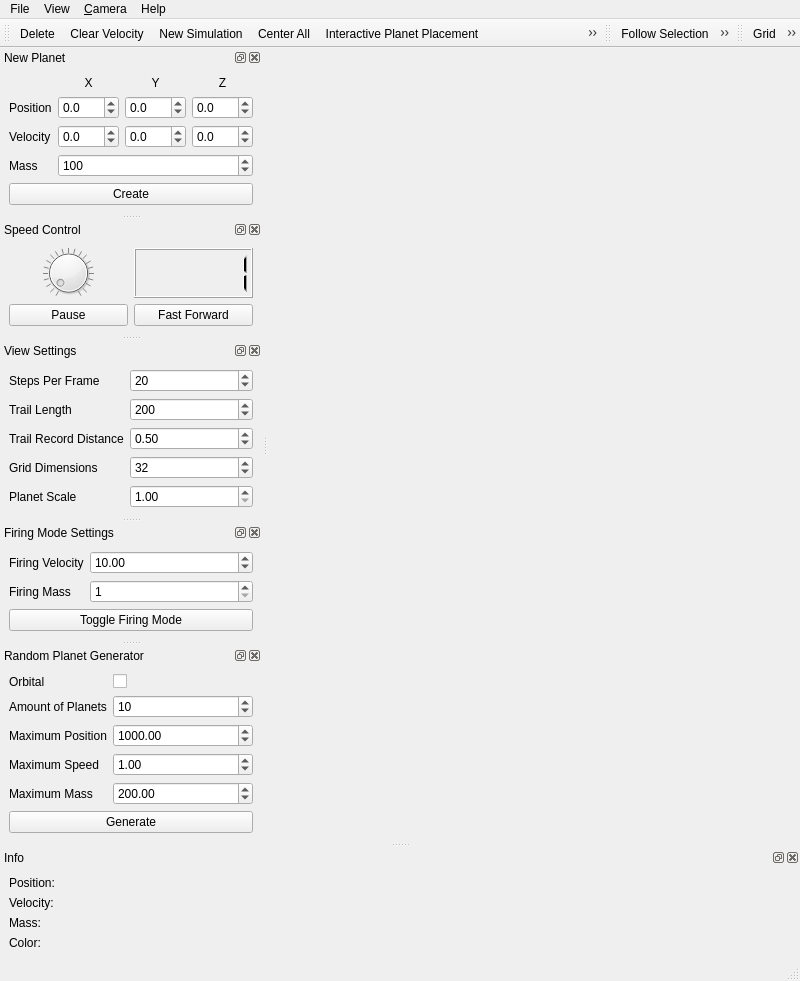
Old version of the form qt/forms/mainwindow.ui in the repository chipgw/planets-3d.
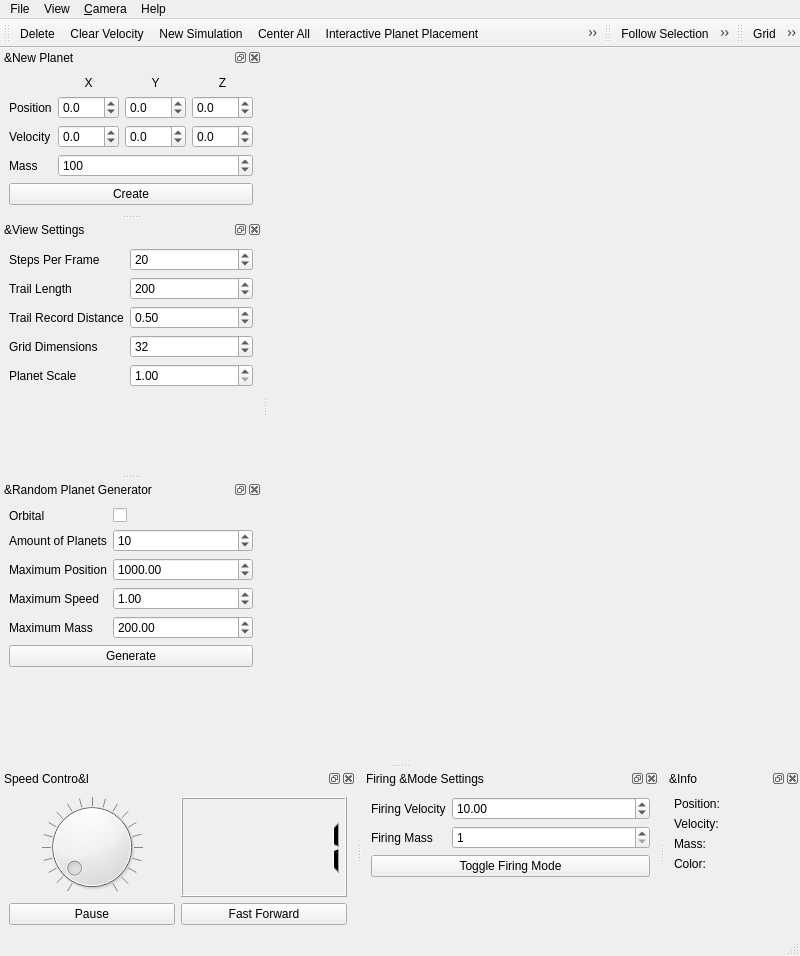
New version of the form. Icons and pictures are not drawn. Custom widgets are drawn as their Qt base class.

Commit message: Qt: Put some other dock widgets on the bottom by default. Qt: Qt Creator did some other stuff to the .ui file. Nothing important.

```diff
--- a/qt/forms/mainwindow.ui
+++ b/qt/forms/mainwindow.ui
@@ -7,7 +7,7 @@
     <x>0</x>
     <y>0</y>
     <width>800</width>
-    <height>823</height>
+    <height>956</height>
    </rect>
   </property>
   <property name="windowTitle">
@@ -83,7 +83,7 @@
   <widget class="QStatusBar" name="statusbar"/>
   <widget class="QDockWidget" name="newPlanet_DockWidget">
    <property name="windowTitle">
-    <string>New Planet</string>
+    <string>&amp;New Planet</string>
    </property>
    <attribute name="dockWidgetArea">
     <number>1</number>
@@ -281,10 +281,10 @@
   </widget>
   <widget class="QDockWidget" name="speedControl_DockWidget">
    <property name="windowTitle">
-    <string>Speed Control</string>
+    <string>Speed Contro&amp;l</string>
    </property>
    <attribute name="dockWidgetArea">
-    <number>1</number>
+    <number>8</number>
    </attribute>
    <widget class="QWidget" name="speedControl_DockWidgetContents">
     <layout class="QGridLayout" name="gridLayout">
@@ -365,7 +365,7 @@
   </widget>
   <widget class="QDockWidget" name="viewSettings_DockWidget">
    <property name="windowTitle">
-    <string>View Settings</string>
+    <string>&amp;View Settings</string>
    </property>
    <attribute name="dockWidgetArea">
     <number>1</number>
@@ -483,10 +483,10 @@
   </widget>
   <widget class="QDockWidget" name="firingSettings_DockWidget">
    <property name="windowTitle">
-    <string>Firing Mode Settings</string>
+    <string>Firing &amp;Mode Settings</string>
    </property>
    <attribute name="dockWidgetArea">
-    <number>1</number>
+    <number>8</number>
    </attribute>
    <widget class="QWidget" name="firingSettings_DockWidgetContents">
     <layout class="QFormLayout" name="formLayout_4">
@@ -542,7 +542,7 @@
   </widget>
   <widget class="QDockWidget" name="randomSettings_DockWidget">
    <property name="windowTitle">
-    <string>Random Planet Generator</string>
+    <string>&amp;Random Planet Generator</string>
    </property>
    <attribute name="dockWidgetArea">
     <number>1</number>
@@ -689,7 +689,7 @@
   </widget>
   <widget class="QDockWidget" name="info_DockWidget">
    <property name="windowTitle">
-    <string>Info</string>
+    <string>&amp;Info</string>
    </property>
    <attribute name="dockWidgetArea">
     <number>8</number>
```
Left out of the diff: 6 changed lines with no effect on the pictures.
